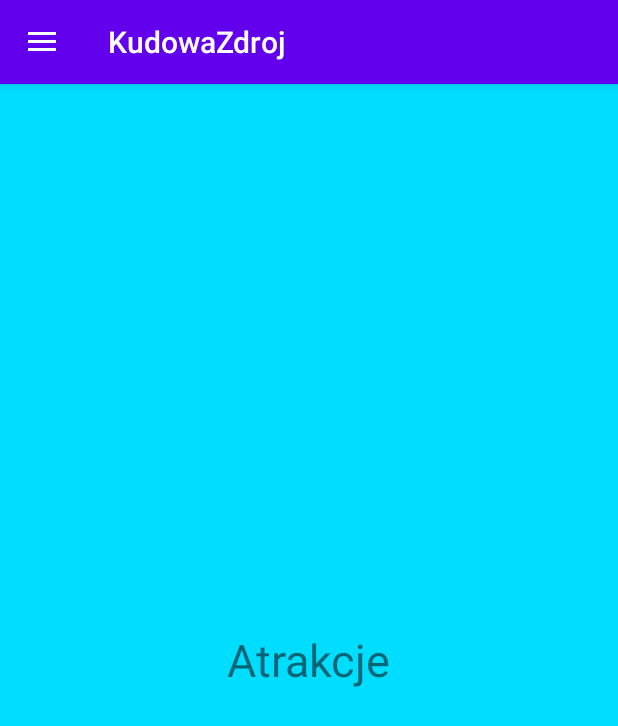
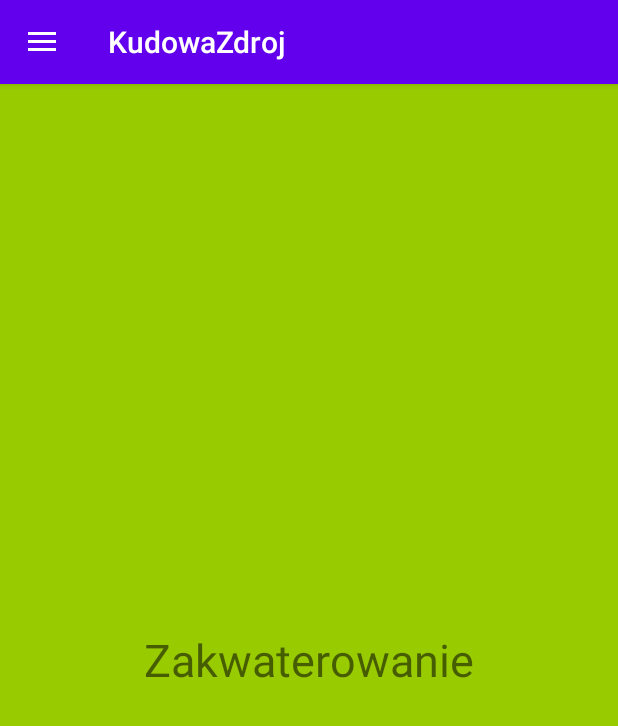
Before and after one commit to lukaszpotoczny/Thesis, an Android app: the fragment AccomodationFragment placed in its activity, on a phone screen of 412 x 824 dp. Shown: the top 726 px of the screen. Run offline under Robolectric (Android 15) with nearby library versions, the phone set to English and light mode, and no system bars.

Commit message:
all tabs added to menu, working on mysql connection

```diff
--- a/KudowaZdroj/app/src/main/AndroidManifest.xml
+++ b/KudowaZdroj/app/src/main/AndroidManifest.xml
@@ -1,7 +1,7 @@
 <?xml version="1.0" encoding="utf-8"?>
 <manifest xmlns:android="http://schemas.android.com/apk/res/android"
     package="com.example.kudowazdroj">
-
+<uses-permission android:name="android.permission.INTERNET"></uses-permission>
     <application
         android:allowBackup="true"
         android:icon="@mipmap/ic_launcher"
--- /dev/null
+++ b/KudowaZdroj/app/src/main/java/com/example/kudowazdroj/AboutKudowaFragment.java
@@ -0,0 +1,20 @@
+package com.example.kudowazdroj;
+
+import android.os.Bundle;
+import android.view.LayoutInflater;
+import android.view.View;
+import android.view.ViewGroup;
+
+import androidx.annotation.NonNull;
+import androidx.annotation.Nullable;
+import androidx.fragment.app.Fragment;
+
+public class AboutKudowaFragment extends Fragment {
+
+    @Nullable
+    @Override
+    public View onCreateView(@NonNull LayoutInflater inflater, @Nullable ViewGroup container, @Nullable Bundle savedInstanceState) {
+        return inflater.inflate(R.layout.about_kudowa_fragment, container, false);
+
+    }
+}
--- a/KudowaZdroj/app/src/main/java/com/example/kudowazdroj/AtrakcjeFragment.java
+++ b/KudowaZdroj/app/src/main/java/com/example/kudowazdroj/AccomodationFragment.java
@@ -9,12 +9,12 @@ import androidx.annotation.NonNull;
 import androidx.annotation.Nullable;
 import androidx.fragment.app.Fragment;
 
-public class AtrakcjeFragment extends Fragment {
+public class AccomodationFragment extends Fragment {
 
     @Nullable
     @Override
     public View onCreateView(@NonNull LayoutInflater inflater, @Nullable ViewGroup container, @Nullable Bundle savedInstanceState) {
-        return inflater.inflate(R.layout.atrakcje_fragment, container, false);
+        return inflater.inflate(R.layout.accommodation_fragment, container, false);
 
     }
 }
--- a/KudowaZdroj/app/src/main/java/com/example/kudowazdroj/AktualnosciFragment.java
+++ b/KudowaZdroj/app/src/main/java/com/example/kudowazdroj/AdFragment.java
@@ -9,12 +9,12 @@ import androidx.annotation.NonNull;
 import androidx.annotation.Nullable;
 import androidx.fragment.app.Fragment;
 
-public class AktualnosciFragment extends Fragment {
+public class AdFragment extends Fragment {
 
     @Nullable
     @Override
     public View onCreateView(@NonNull LayoutInflater inflater, @Nullable ViewGroup container, @Nullable Bundle savedInstanceState) {
-        return inflater.inflate(R.layout.aktualnosci_fragment, container, false);
+        return inflater.inflate(R.layout.ad_fragment, container, false);
 
     }
 }
--- a/KudowaZdroj/app/src/main/java/com/example/kudowazdroj/OKudowieFragment.java
+++ b/KudowaZdroj/app/src/main/java/com/example/kudowazdroj/RestaurantsFragment.java
@@ -9,12 +9,12 @@ import androidx.annotation.NonNull;
 import androidx.annotation.Nullable;
 import androidx.fragment.app.Fragment;
 
-public class OKudowieFragment extends Fragment {
+public class RestaurantsFragment extends Fragment {
 
     @Nullable
     @Override
     public View onCreateView(@NonNull LayoutInflater inflater, @Nullable ViewGroup container, @Nullable Bundle savedInstanceState) {
-        return inflater.inflate(R.layout.o_kudowie_fragment, container, false);
+        return inflater.inflate(R.layout.restaurants_fragment, container, false);
 
     }
 }
--- /dev/null
+++ b/KudowaZdroj/app/src/main/res/layout/accommodation_fragment.xml
@@ -0,0 +1,14 @@
+<?xml version="1.0" encoding="utf-8"?>
+<RelativeLayout xmlns:android="http://schemas.android.com/apk/res/android"
+    android:layout_width="match_parent"
+    android:layout_height="match_parent"
+    android:background="@android:color/holo_green_light">
+
+    <TextView
+        android:layout_width="wrap_content"
+        android:layout_height="wrap_content"
+        android:text="Zakwaterowanie"
+        android:textSize="30sp"
+        android:layout_centerInParent="true"/>
+
+</RelativeLayout>
--- a/KudowaZdroj/app/src/main/res/layout/atrakcje_fragment.xml
+++ b/KudowaZdroj/app/src/main/res/layout/restaurants_fragment.xml
@@ -2,12 +2,12 @@
 <RelativeLayout xmlns:android="http://schemas.android.com/apk/res/android"
     android:layout_width="match_parent"
     android:layout_height="match_parent"
-    android:background="@android:color/holo_blue_bright">
+    android:background="@android:color/holo_green_light">
 
     <TextView
         android:layout_width="wrap_content"
         android:layout_height="wrap_content"
-        android:text="Atrakcje"
+        android:text="Restauracje"
         android:textSize="30sp"
         android:layout_centerInParent="true"/>
 
--- a/KudowaZdroj/app/src/main/res/menu/drawer_menu.xml
+++ b/KudowaZdroj/app/src/main/res/menu/drawer_menu.xml
@@ -6,21 +6,36 @@
     <group android:checkableBehavior="single">
         <item android:id="@+id/nav_message"
             android:icon="@drawable/ic_baseline_info_24"
-            android:title="O Kudowie" />
+            android:title="@string/nav_menu_1" />
         <item android:id="@+id/nav_message2"
             android:icon="@drawable/ic_baseline_info_24"
-            android:title="O Kudowie2" />
+            android:title="@string/nav_menu_2" />
         <item android:id="@+id/nav_message3"
             android:icon="@drawable/ic_baseline_info_24"
-            android:title="O Kudowie3" />
+            android:title="@string/nav_menu_3" />
+        <item android:id="@+id/nav_message4"
+            android:icon="@drawable/ic_baseline_info_24"
+            android:title="@string/nav_menu_4" />
+        <item android:id="@+id/nav_message5"
+            android:icon="@drawable/ic_baseline_info_24"
+            android:title="@string/nav_menu_5" />
+        <item android:id="@+id/nav_message6"
+            android:icon="@drawable/ic_baseline_info_24"
+            android:title="@string/nav_menu_6" />
+        <item android:id="@+id/nav_message7"
+            android:icon="@drawable/ic_baseline_info_24"
+            android:title="@string/nav_menu_7" />
+        <item android:id="@+id/nav_message8"
+            android:icon="@drawable/ic_baseline_info_24"
+            android:title="@string/nav_menu_8" />
     </group>
 
     <item android:title="Comm">
         <menu>
-            <item android:id="@+id/nav_message4"
+            <item android:id="@+id/nav_message9"
                 android:icon="@drawable/ic_baseline_info_24"
                 android:title="O Kudowie4" />
-            <item android:id="@+id/nav_message5"
+            <item android:id="@+id/nav_message10"
                 android:icon="@drawable/ic_baseline_info_24"
                 android:title="O Kudowie5" />
         </menu>
--- a/KudowaZdroj/app/src/main/res/values/strings.xml
+++ b/KudowaZdroj/app/src/main/res/values/strings.xml
@@ -3,4 +3,16 @@
 
     <string name="navigation_drawer_open">Open navigation drawer</string>
     <string name="navigation_drawer_close">Close navigation drawer</string>
+
+
+    <string name="nav_menu_1">O Kudowie</string>
+    <string name="nav_menu_2">Aktualności</string>
+    <string name="nav_menu_3">Atrakcje</string>
+    <string name="nav_menu_4">Mapa</string>
+    <string name="nav_menu_5">Wycieczki</string>
+    <string name="nav_menu_6">Ogłoszenia</string>
+    <string name="nav_menu_7">Restauracje</string>
+    <string name="nav_menu_8">Zakwaterowanie</string>
+
+
 </resources>
```
Also changed, not shown: KudowaZdroj/app/src/main/java/com/example/kudowazdroj/AttractionsFragment.java (added, +99 -0 lines), KudowaZdroj/app/src/main/java/com/example/kudowazdroj/MainActivity.java (+19 -5 lines), KudowaZdroj/app/src/main/java/com/example/kudowazdroj/MapFragment.java (added, +20 -0 lines), KudowaZdroj/app/src/main/java/com/example/kudowazdroj/NewsFragment.java (added, +20 -0 lines), KudowaZdroj/app/src/main/java/com/example/kudowazdroj/TripsFragment.java (added, +20 -0 lines), KudowaZdroj/app/src/main/res/layout/ad_fragment.xml (added, +14 -0 lines), KudowaZdroj/app/src/main/res/layout/attractions_fragment.xml (added, +24 -0 lines), KudowaZdroj/app/src/main/res/layout/map_fragment.xml (added, +14 -0 lines), KudowaZdroj/app/src/main/res/layout/trips_fragment.xml (added, +14 -0 lines), KudowaZdroj/app/src/main/res/layout/about_kudowa_fragment.xml (renamed from KudowaZdroj/app/src/main/res/layout/o_kudowie_fragment.xml), KudowaZdroj/app/src/main/res/layout/news_fragment.xml (renamed from KudowaZdroj/app/src/main/res/layout/aktualnosci_fragment.xml).
